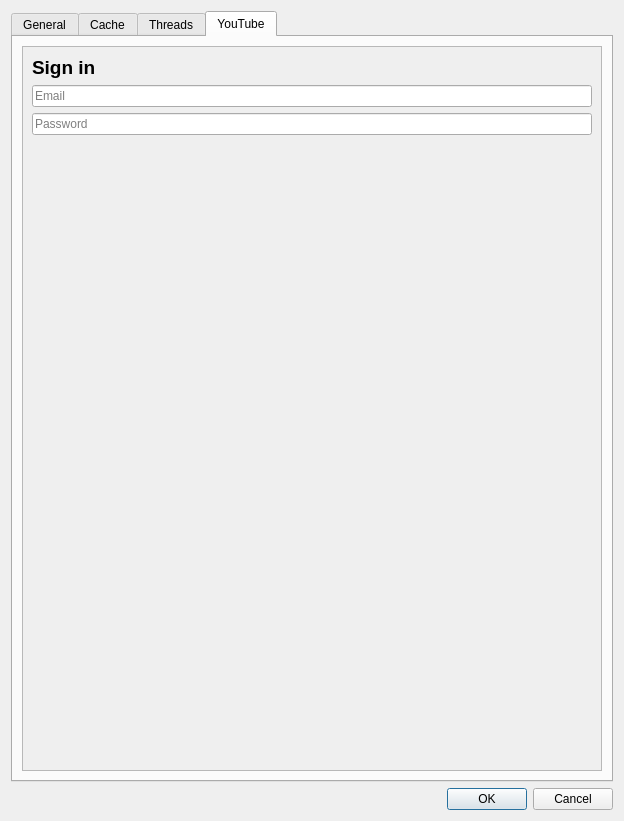
First picture: the form in res/ui/preferenceswindow.ui, repository Docheinstein/music-dragon, before the edit.
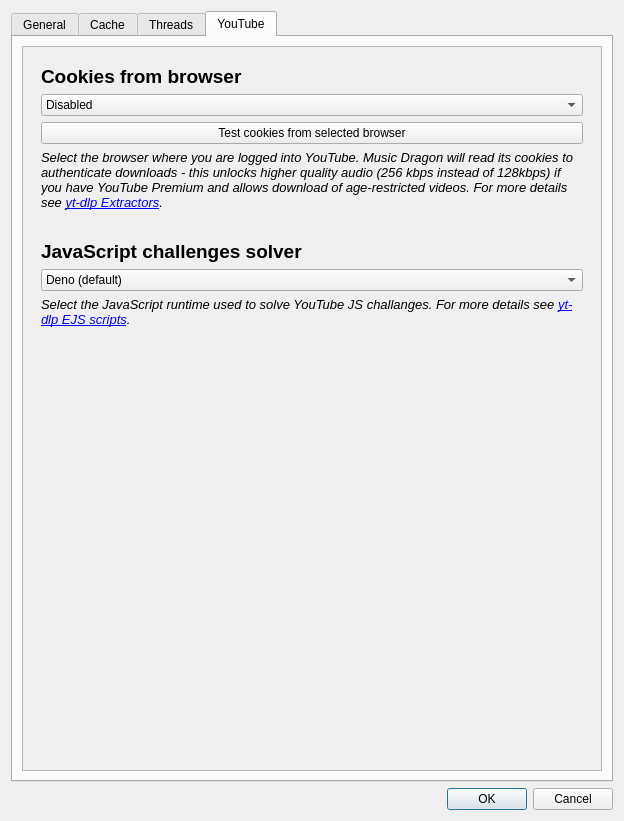
Second picture: the form after the edit. The open tabs and pages were chosen to show the change. Icons and pictures are not drawn. Custom widgets are drawn as their Qt base class.

Commit message: Remove deprecated sign in method using username and password

Patch:
```diff
--- a/res/ui/preferenceswindow.ui
+++ b/res/ui/preferenceswindow.ui
@@ -565,45 +565,143 @@
            <rect>
             <x>0</x>
             <y>0</y>
-            <width>98</width>
-            <height>113</height>
+            <width>582</width>
+            <height>717</height>
            </rect>
           </property>
           <layout class="QVBoxLayout" name="verticalLayout_15">
+           <property name="spacing">
+            <number>12</number>
+           </property>
            <item>
-            <widget class="QLabel" name="label_10">
-             <property name="font">
-              <font>
-               <pointsize>14</pointsize>
-               <bold>true</bold>
-              </font>
-             </property>
-             <property name="text">
-              <string>Sign in</string>
-             </property>
+            <widget class="QWidget" name="widget_8" native="true">
+             <layout class="QVBoxLayout" name="verticalLayout_20">
+              <item>
+               <widget class="QLabel" name="label_10">
+                <property name="font">
+                 <font>
+                  <pointsize>14</pointsize>
+                  <bold>true</bold>
+                 </font>
+                </property>
+                <property name="text">
+                 <string>Cookies from browser</string>
+                </property>
+               </widget>
+              </item>
+              <item>
+               <widget class="QComboBox" name="youtubeCookiesFromBrowserCombo">
+                <item>
+                 <property name="text">
+                  <string>Disabled</string>
+                 </property>
+                </item>
+                <item>
+                 <property name="text">
+                  <string>Chrome</string>
+                 </property>
+                </item>
+                <item>
+                 <property name="text">
+                  <string>Firefox</string>
+                 </property>
+                </item>
+                <item>
+                 <property name="text">
+                  <string>Brave</string>
+                 </property>
+                </item>
+                <item>
+                 <property name="text">
+                  <string>Edge</string>
+                 </property>
+                </item>
+                <item>
+                 <property name="text">
+                  <string>Chromium</string>
+                 </property>
+                </item>
+                <item>
+                 <property name="text">
+                  <string>Opera</string>
+                 </property>
+                </item>
+               </widget>
+              </item>
+              <item>
+               <widget class="QPushButton" name="testYoutubeCookiesFromBrowserButton">
+                <property name="text">
+                 <string>Test cookies from selected browser</string>
+                </property>
+               </widget>
+              </item>
+              <item>
+               <widget class="QLabel" name="label_13">
+                <property name="font">
+                 <font>
+                  <pointsize>10</pointsize>
+                  <italic>true</italic>
+                  <bold>false</bold>
+                 </font>
+                </property>
+                <property name="text">
+                 <string>&lt;html&gt;&lt;head/&gt;&lt;body&gt;&lt;p&gt;Select the browser where you are logged into YouTube. Music Dragon will read its cookies to authenticate downloads - this unlocks higher quality audio (256 kbps instead of 128kbps) if you have YouTube Premium and allows download of age-restricted videos. For more details see &lt;a href=&quot;https://github.com/yt-dlp/yt-dlp/wiki/Extractors&quot;&gt;yt-dlp Extractors&lt;/a&gt;.&lt;/p&gt;&lt;/body&gt;&lt;/html&gt;</string>
+                </property>
+                <property name="wordWrap">
+                 <bool>true</bool>
+                </property>
+               </widget>
+              </item>
+             </layout>
             </widget>
            </item>
            <item>
-            <widget class="QLineEdit" name="youtubeEmail">
-             <property name="inputMethodHints">
-              <set>Qt::InputMethodHint::ImhEmailCharactersOnly</set>
-             </property>
-             <property name="placeholderText">
-              <string>Email</string>
-             </property>
-            </widget>
-           </item>
-           <item>
-            <widget class="QLineEdit" name="youtubePassword">
-             <property name="inputMethodHints">
-              <set>Qt::InputMethodHint::ImhHiddenText|Qt::InputMethodHint::ImhNoAutoUppercase|Qt::InputMethodHint::ImhNoPredictiveText|Qt::InputMethodHint::ImhSensitiveData</set>
-             </property>
-             <property name="echoMode">
-              <enum>QLineEdit::EchoMode::Password</enum>
-             </property>
-             <property name="placeholderText">
-              <string>Password</string>
-             </property>
+            <widget class="QWidget" name="widget_7" native="true">
+             <layout class="QVBoxLayout" name="verticalLayout_19">
+              <item>
+               <widget class="QLabel" name="label_14">
+                <property name="font">
+                 <font>
+                  <pointsize>14</pointsize>
+                  <bold>true</bold>
+                 </font>
+                </property>
+                <property name="text">
+                 <string>JavaScript challenges solver</string>
+                </property>
+               </widget>
+              </item>
+              <item>
+               <widget class="QComboBox" name="youtubeChallengesSolverCombo">
+                <item>
+                 <property name="text">
+                  <string>Deno (default)</string>
+                 </property>
+                </item>
+                <item>
+                 <property name="text">
+                  <string>Node</string>
+                 </property>
+                </item>
+               </widget>
+              </item>
+              <item>
+               <widget class="QLabel" name="label_15">
+                <property name="font">
+                 <font>
+                  <pointsize>10</pointsize>
+                  <italic>true</italic>
+                 </font>
+                </property>
+                <property name="text">
+                 <string>&lt;html&gt;&lt;head/&gt;&lt;body&gt;&lt;p&gt;Select the JavaScript runtime used to solve YouTube JS challanges. For more details see &lt;a href=&quot;https://github.com/yt-dlp/yt-dlp/wiki/EJS&quot;&gt;yt-dlp EJS scripts&lt;/a&gt;.&lt;/p&gt;&lt;/body&gt;&lt;/html&gt;</string>
+                </property>
+                <property name="wordWrap">
+                 <bool>true</bool>
+                </property>
+               </widget>
+              </item>
+             </layout>
             </widget>
            </item>
            <item>
```
Left out of the diff: 8 changed lines with no effect on the pictures. The commit also changes 14 other files.
